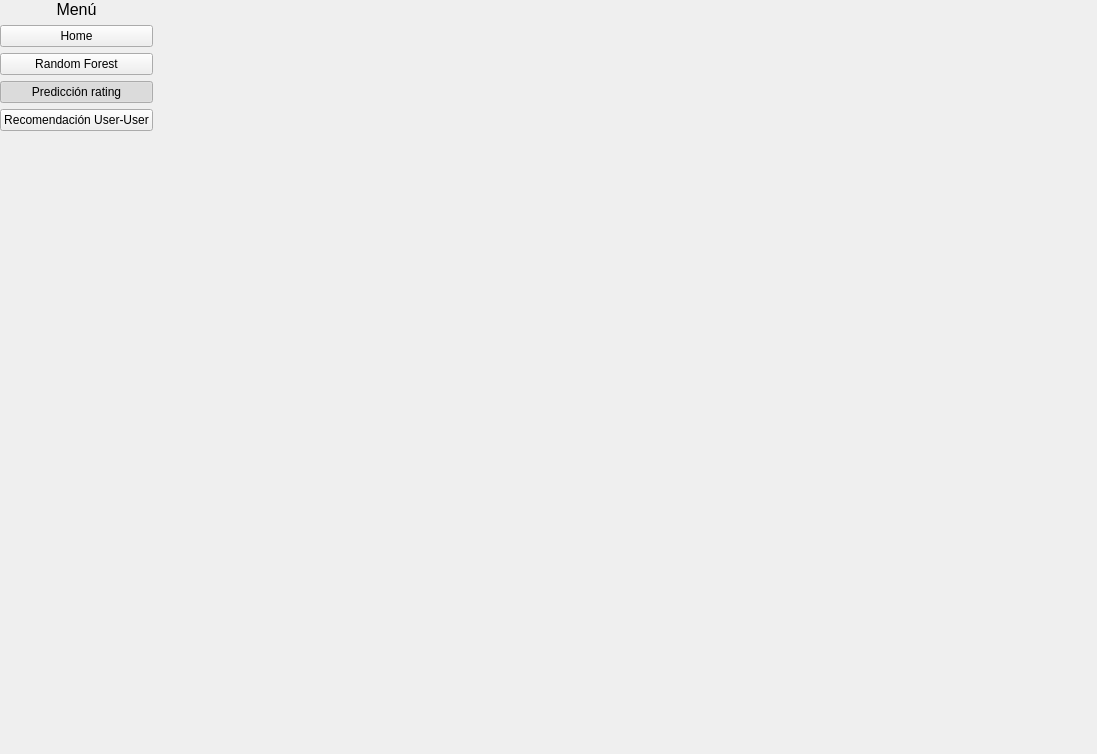
Above: home.ui from Liixxn/Fase-II before the change. Below: the same form after it.
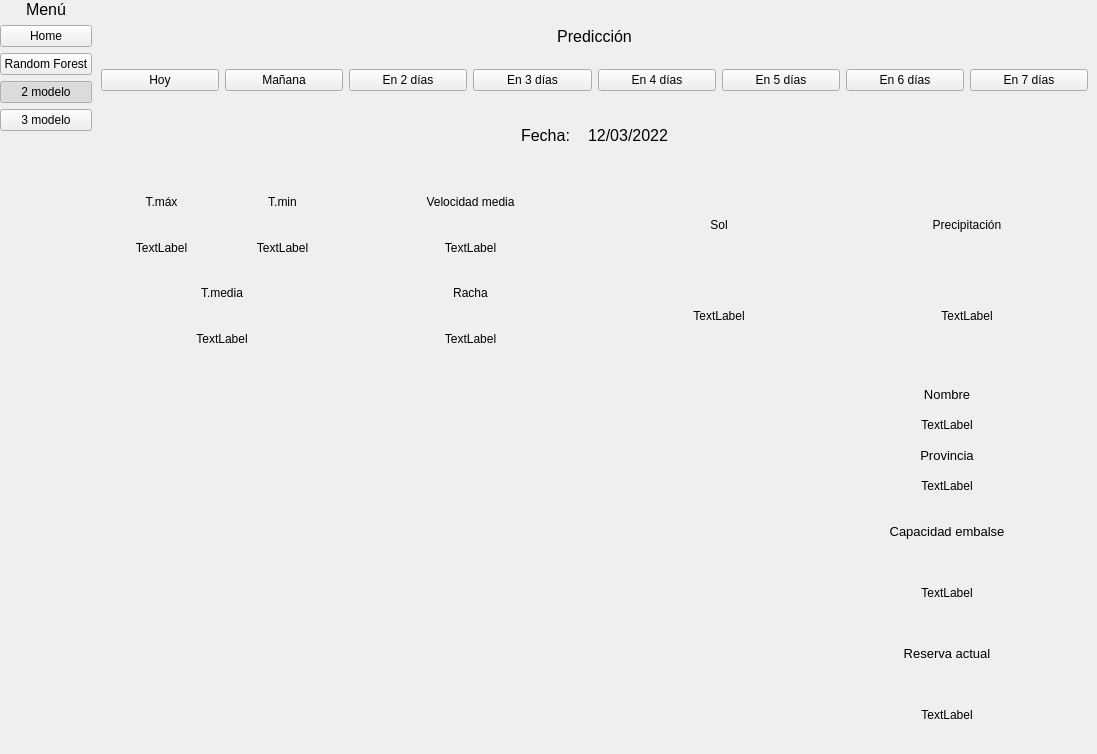
That is the form after the change. Icons and pictures are not drawn.

Commit message: Interfaz y mapa

Patch:
```diff
--- a/home.ui
+++ b/home.ui
@@ -114,7 +114,7 @@
            <item>
             <widget class="QPushButton" name="btnPrediccionRating">
              <property name="text">
-              <string>Predicción rating</string>
+              <string>2 modelo</string>
              </property>
              <property name="icon">
               <iconset>
@@ -134,7 +134,7 @@
            <item>
             <widget class="QPushButton" name="btnRecomendarUserUser">
              <property name="text">
-              <string>Recomendación User-User</string>
+              <string>3 modelo</string>
              </property>
              <property name="icon">
               <iconset>
@@ -174,13 +174,958 @@
     <item row="0" column="1">
      <widget class="QStackedWidget" name="stackedWidget">
       <property name="currentIndex">
-       <number>3</number>
+       <number>1</number>
       </property>
       <widget class="QWidget" name="pageRecomendacionUsuario">
        <layout class="QGridLayout" name="gridLayout_2"/>
       </widget>
-      <widget class="QWidget" name="pagePrediccionRating">
-       <layout class="QGridLayout" name="gridLayout_10"/>
+      <widget class="QWidget" name="pageRandomForest">
+       <property name="styleSheet">
+        <string notr="true"/>
+       </property>
+       <layout class="QGridLayout" name="gridLayout_10">
+        <property name="leftMargin">
+         <number>0</number>
+        </property>
+        <property name="topMargin">
+         <number>0</number>
+        </property>
+        <property name="rightMargin">
+         <number>0</number>
+        </property>
+        <property name="bottomMargin">
+         <number>0</number>
+        </property>
+        <property name="spacing">
+         <number>0</number>
+        </property>
+        <item row="1" column="0">
+         <widget class="QWidget" name="widget_3" native="true">
+          <property name="maximumSize">
+           <size>
+            <width>16777215</width>
+            <height>70</height>
+           </size>
+          </property>
+          <layout class="QHBoxLayout" name="horizontalLayout_7">
+           <item>
+            <layout class="QHBoxLayout" name="horizontalLayout_6">
+             <property name="spacing">
+              <number>0</number>
+             </property>
+             <item>
+              <spacer name="horizontalSpacer">
+               <property name="orientation">
+                <enum>Qt::Horizontal</enum>
+               </property>
+               <property name="sizeHint" stdset="0">
+                <size>
+                 <width>288</width>
+                 <height>20</height>
+                </size>
+               </property>
+              </spacer>
+             </item>
+             <item>
+              <widget class="QWidget" name="widget_6" native="true">
+               <layout class="QHBoxLayout" name="horizontalLayout_2">
+                <item>
+                 <widget class="QLabel" name="label_2">
+                  <property name="font">
+                   <font>
+                    <pointsize>12</pointsize>
+                   </font>
+                  </property>
+                  <property name="text">
+                   <string>Fecha:</string>
+                  </property>
+                  <property name="alignment">
+                   <set>Qt::AlignCenter</set>
+                  </property>
+                 </widget>
+                </item>
+               </layout>
+              </widget>
+             </item>
+             <item>
+              <widget class="QWidget" name="widget_7" native="true">
+               <layout class="QHBoxLayout" name="horizontalLayout_3">
+                <item>
+                 <widget class="QLabel" name="label_3">
+                  <property name="font">
+                   <font>
+                    <pointsize>12</pointsize>
+                   </font>
+                  </property>
+                  <property name="text">
+                   <string>12/03/2022</string>
+                  </property>
+                  <property name="alignment">
+                   <set>Qt::AlignCenter</set>
+                  </property>
+                 </widget>
+                </item>
+               </layout>
+              </widget>
+             </item>
+             <item>
+              <spacer name="horizontalSpacer_12">
+               <property name="orientation">
+                <enum>Qt::Horizontal</enum>
+               </property>
+               <property name="sizeHint" stdset="0">
+                <size>
+                 <width>308</width>
+                 <height>20</height>
+                </size>
+               </property>
+              </spacer>
+             </item>
+            </layout>
+           </item>
+          </layout>
+         </widget>
+        </item>
+        <item row="3" column="0">
+         <widget class="QWidget" name="divAbajo" native="true">
+          <layout class="QGridLayout" name="gridLayout_5">
+           <property name="leftMargin">
+            <number>0</number>
+           </property>
+           <property name="topMargin">
+            <number>0</number>
+           </property>
+           <property name="rightMargin">
+            <number>0</number>
+           </property>
+           <property name="bottomMargin">
+            <number>0</number>
+           </property>
+           <property name="spacing">
+            <number>0</number>
+           </property>
+           <item row="0" column="1">
+            <widget class="QWidget" name="widget_20" native="true">
+             <property name="maximumSize">
+              <size>
+               <width>300</width>
+               <height>16777215</height>
+              </size>
+             </property>
+             <layout class="QGridLayout" name="gridLayout_4">
+              <item row="0" column="0">
+               <layout class="QVBoxLayout" name="verticalLayout_17">
+                <property name="spacing">
+                 <number>0</number>
+                </property>
+                <item>
+                 <widget class="QWidget" name="widget_21" native="true">
+                  <layout class="QVBoxLayout" name="verticalLayout_16">
+                   <property name="spacing">
+                    <number>0</number>
+                   </property>
+                   <property name="leftMargin">
+                    <number>0</number>
+                   </property>
+                   <property name="topMargin">
+                    <number>0</number>
+                   </property>
+                   <property name="rightMargin">
+                    <number>0</number>
+                   </property>
+                   <property name="bottomMargin">
+                    <number>0</number>
+                   </property>
+                   <item>
+                    <widget class="QWidget" name="widget_24" native="true">
+                     <layout class="QHBoxLayout" name="horizontalLayout_9">
+                      <property name="spacing">
+                       <number>0</number>
+                      </property>
+                      <property name="leftMargin">
+                       <number>0</number>
+                      </property>
+                      <property name="topMargin">
+                       <number>0</number>
+                      </property>
+                      <property name="rightMargin">
+                       <number>0</number>
+                      </property>
+                      <property name="bottomMargin">
+                       <number>0</number>
+                      </property>
+                      <item>
+                       <layout class="QVBoxLayout" name="verticalLayout_10">
+                        <item>
+                         <widget class="QLabel" name="label_4">
+                          <property name="font">
+                           <font>
+                            <pointsize>10</pointsize>
+                           </font>
+                          </property>
+                          <property name="text">
+                           <string>Nombre</string>
+                          </property>
+                          <property name="alignment">
+                           <set>Qt::AlignCenter</set>
+                          </property>
+                         </widget>
+                        </item>
+                        <item>
+                         <widget class="QLabel" name="txtNombreProvincia">
+                          <property name="text">
+                           <string>TextLabel</string>
+                          </property>
+                          <property name="alignment">
+                           <set>Qt::AlignCenter</set>
+                          </property>
+                         </widget>
+                        </item>
+                       </layout>
+                      </item>
+                     </layout>
+                    </widget>
+                   </item>
+                   <item>
+                    <widget class="QWidget" name="widget_25" native="true">
+                     <layout class="QHBoxLayout" name="horizontalLayout_10">
+                      <property name="spacing">
+                       <number>0</number>
+                      </property>
+                      <property name="leftMargin">
+                       <number>0</number>
+                      </property>
+                      <property name="topMargin">
+                       <number>0</number>
+                      </property>
+                      <property name="rightMargin">
+                       <number>0</number>
+                      </property>
+                      <property name="bottomMargin">
+                       <number>0</number>
+                      </property>
+                      <item>
+                       <layout class="QVBoxLayout" name="verticalLayout_11">
+                        <property name="spacing">
+                         <number>0</number>
+                        </property>
+                        <item>
+                         <widget class="QLabel" name="label_6">
+                          <property name="font">
+                           <font>
+                            <pointsize>10</pointsize>
+                           </font>
+                          </property>
+                          <property name="text">
+                           <string>Provincia</string>
+                          </property>
+                          <property name="alignment">
+                           <set>Qt::AlignCenter</set>
+                          </property>
+                         </widget>
+                        </item>
+                        <item>
+                         <widget class="QLabel" name="txtProvincia">
+                          <property name="text">
+                           <string>TextLabel</string>
+                          </property>
+                          <property name="alignment">
+                           <set>Qt::AlignCenter</set>
+                          </property>
+                         </widget>
+                        </item>
+                       </layout>
+                      </item>
+                     </layout>
+                    </widget>
+                   </item>
+                  </layout>
+                 </widget>
+                </item>
+                <item>
+                 <widget class="QWidget" name="widget_22" native="true">
+                  <layout class="QHBoxLayout" name="horizontalLayout_11">
+                   <property name="spacing">
+                    <number>0</number>
+                   </property>
+                   <property name="leftMargin">
+                    <number>0</number>
+                   </property>
+                   <property name="topMargin">
+                    <number>0</number>
+                   </property>
+                   <property name="rightMargin">
+                    <number>0</number>
+                   </property>
+                   <property name="bottomMargin">
+                    <number>0</number>
+                   </property>
+                   <item>
+                    <layout class="QVBoxLayout" name="verticalLayout_12">
+                     <property name="spacing">
+                      <number>0</number>
+                     </property>
+                     <item>
+                      <widget class="QLabel" name="label_8">
+                       <property name="font">
+                        <font>
+                         <pointsize>10</pointsize>
+                        </font>
+                       </property>
+                       <property name="text">
+                        <string>Capacidad embalse</string>
+                       </property>
+                       <property name="alignment">
+                        <set>Qt::AlignCenter</set>
+                       </property>
+                      </widget>
+                     </item>
+                     <item>
+                      <widget class="QLabel" name="txtCapacidadEmbalse">
+                       <property name="text">
+                        <string>TextLabel</string>
+                       </property>
+                       <property name="alignment">
+                        <set>Qt::AlignCenter</set>
+                       </property>
+                      </widget>
+                     </item>
+                    </layout>
+                   </item>
+                  </layout>
+                 </widget>
+                </item>
+                <item>
+                 <widget class="QWidget" name="widget_23" native="true">
+                  <layout class="QHBoxLayout" name="horizontalLayout_12">
+                   <property name="spacing">
+                    <number>0</number>
+                   </property>
+                   <property name="leftMargin">
+                    <number>0</number>
+                   </property>
+                   <property name="topMargin">
+                    <number>0</number>
+                   </property>
+                   <property name="rightMargin">
+                    <number>0</number>
+                   </property>
+                   <property name="bottomMargin">
+                    <number>0</number>
+                   </property>
+                   <item>
+                    <layout class="QVBoxLayout" name="verticalLayout_13">
+                     <property name="spacing">
+                      <number>0</number>
+                     </property>
+                     <item>
+                      <widget class="QLabel" name="label_10">
+                       <property name="font">
+                        <font>
+                         <pointsize>10</pointsize>
+                        </font>
+                       </property>
+                       <property name="text">
+                        <string>Reserva actual</string>
+                       </property>
+                       <property name="alignment">
+                        <set>Qt::AlignCenter</set>
+                       </property>
+                      </widget>
+                     </item>
+                     <item>
+                      <widget class="QLabel" name="txtReservaActual">
+                       <property name="text">
+                        <string>TextLabel</string>
+                       </property>
+                       <property name="alignment">
+                        <set>Qt::AlignCenter</set>
+                       </property>
+                      </widget>
+                     </item>
+                    </layout>
+                   </item>
+                  </layout>
+                 </widget>
+                </item>
+               </layout>
+              </item>
+             </layout>
+            </widget>
+           </item>
+           <item row="0" column="0">
+            <widget class="QWidget" name="mapa" native="true"/>
+           </item>
+          </layout>
+         </widget>
+        </item>
+        <item row="0" column="0">
+         <widget class="QWidget" name="widget" native="true">
+          <property name="maximumSize">
+           <size>
+            <width>16777215</width>
+            <height>100</height>
+           </size>
+          </property>
+          <layout class="QGridLayout" name="gridLayout_3">
+           <item row="0" column="0">
+            <widget class="QWidget" name="widget_5" native="true">
+             <layout class="QHBoxLayout" name="horizontalLayout_5">
+              <item>
+               <layout class="QHBoxLayout" name="horizontalLayout_4">
+                <item>
+                 <spacer name="horizontalSpacer_3">
+                  <property name="orientation">
+                   <enum>Qt::Horizontal</enum>
+                  </property>
+                  <property name="sizeHint" stdset="0">
+                   <size>
+                    <width>378</width>
+                    <height>20</height>
+                   </size>
+                  </property>
+                 </spacer>
+                </item>
+                <item>
+                 <widget class="QLabel" name="label">
+                  <property name="font">
+                   <font>
+                    <pointsize>12</pointsize>
+                   </font>
+                  </property>
+                  <property name="autoFillBackground">
+                   <bool>false</bool>
+                  </property>
+                  <property name="text">
+                   <string>Predicción</string>
+                  </property>
+                  <property name="alignment">
+                   <set>Qt::AlignCenter</set>
+                  </property>
+                 </widget>
+                </item>
+                <item>
+                 <spacer name="horizontalSpacer_4">
+                  <property name="orientation">
+                   <enum>Qt::Horizontal</enum>
+                  </property>
+                  <property name="sizeHint" stdset="0">
+                   <size>
+                    <width>388</width>
+                    <height>20</height>
+                   </size>
+                  </property>
+                 </spacer>
+                </item>
+               </layout>
+              </item>
+             </layout>
+            </widget>
+           </item>
+           <item row="1" column="0">
+            <layout class="QHBoxLayout" name="divDias">
+             <item>
+              <widget class="QPushButton" name="btnHoy">
+               <property name="text">
+                <string>Hoy</string>
+               </property>
+              </widget>
+             </item>
+             <item>
+              <widget class="QPushButton" name="btnManiana">
+               <property name="text">
+                <string>Mañana</string>
+               </property>
+              </widget>
+             </item>
+             <item>
+              <widget class="QPushButton" name="btn2dias">
+               <property name="text">
+                <string>En 2 días</string>
+               </property>
+              </widget>
+             </item>
+             <item>
+              <widget class="QPushButton" name="btn3dias">
+               <property name="text">
+                <string>En 3 días</string>
+               </property>
+              </widget>
+             </item>
+             <item>
+              <widget class="QPushButton" name="btn4dias">
+               <property name="text">
+                <string>En 4 días</string>
+               </property>
+              </widget>
+             </item>
+             <item>
+              <widget class="QPushButton" name="btn5dias">
+               <property name="text">
+                <string>En 5 días</string>
+               </property>
+              </widget>
+             </item>
+             <item>
+              <widget class="QPushButton" name="btn6dias">
+               <property name="text">
+                <string>En 6 días</string>
+               </property>
+              </widget>
+             </item>
+             <item>
+              <widget class="QPushButton" name="btn7dias">
+               <property name="text">
+                <string>En 7 días</string>
+               </property>
+              </widget>
+             </item>
+            </layout>
+           </item>
+          </layout>
+         </widget>
+        </item>
+        <item row="2" column="0">
+         <widget class="QWidget" name="divAemet" native="true">
+          <property name="minimumSize">
+           <size>
+            <width>0</width>
+            <height>0</height>
+           </size>
+          </property>
+          <property name="maximumSize">
+           <size>
+            <width>16777215</width>
+            <height>200</height>
+           </size>
+          </property>
+          <layout class="QGridLayout" name="gridLayout_13">
+           <item row="0" column="0">
+            <layout class="QHBoxLayout" name="horizontalLayout_20">
+             <item>
+              <widget class="QWidget" name="boardTemperatura" native="true">
+               <property name="styleSheet">
+                <string notr="true"/>
+               </property>
+               <layout class="QVBoxLayout" name="verticalLayout_14">
+                <property name="spacing">
+                 <number>0</number>
+                </property>
+                <property name="leftMargin">
+                 <number>0</number>
+                </property>
+                <property name="topMargin">
+                 <number>0</number>
+                </property>
+                <property name="rightMargin">
+                 <number>0</number>
+                </property>
+                <property name="bottomMargin">
+                 <number>0</number>
+                </property>
+                <item>
+                 <layout class="QHBoxLayout" name="horizontalLayout_14">
+                  <item>
+                   <widget class="QWidget" name="widget_12" native="true">
+                    <layout class="QGridLayout" name="gridLayout_6">
+                     <property name="leftMargin">
+                      <number>0</number>
+                     </property>
+                     <property name="topMargin">
+                      <number>0</number>
+                     </property>
+                     <property name="rightMargin">
+                      <number>0</number>
+                     </property>
+                     <property name="bottomMargin">
+                      <number>0</number>
+                     </property>
+                     <property name="spacing">
+                      <number>0</number>
+                     </property>
+                     <item row="0" column="0">
+                      <layout class="QVBoxLayout" name="verticalLayout_3">
+                       <item>
+                        <widget class="QLabel" name="label_12">
+                         <property name="text">
+                          <string>T.máx</string>
+                         </property>
+                         <property name="alignment">
+                          <set>Qt::AlignCenter</set>
+                         </property>
+                        </widget>
+                       </item>
+                       <item>
+                        <widget class="QLabel" name="txtTmax">
+                         <property name="text">
+                          <string>TextLabel</string>
+                         </property>
+                         <property name="alignment">
+                          <set>Qt::AlignCenter</set>
+                         </property>
+                        </widget>
+                       </item>
+                      </layout>
+                     </item>
+                    </layout>
+                   </widget>
+                  </item>
+                  <item>
+                   <widget class="QWidget" name="widget_13" native="true">
+                    <layout class="QGridLayout" name="gridLayout_8">
+                     <property name="leftMargin">
+                      <number>0</number>
+                     </property>
+                     <property name="topMargin">
+                      <number>0</number>
+                     </property>
+                     <property name="rightMargin">
+                      <number>0</number>
+                     </property>
+                     <property name="bottomMargin">
+                      <number>0</number>
+                     </property>
+                     <property name="spacing">
+                      <number>0</number>
+                     </property>
+                     <item row="0" column="0">
+                      <layout class="QVBoxLayout" name="verticalLayout_4">
+                       <item>
+                        <widget class="QLabel" name="label_13">
+                         <property name="text">
+                          <string>T.min</string>
+                         </property>
+                         <property name="alignment">
+                          <set>Qt::AlignCenter</set>
+                         </property>
+                        </widget>
+                       </item>
+                       <item>
+                        <widget class="QLabel" name="txtTmin">
+                         <property name="text">
+                          <string>TextLabel</string>
+                         </property>
+                         <property name="alignment">
+                          <set>Qt::AlignCenter</set>
+                         </property>
+                        </widget>
+                       </item>
+                      </layout>
+                     </item>
+                    </layout>
+                   </widget>
+                  </item>
+                 </layout>
+                </item>
+                <item>
+                 <widget class="QWidget" name="widget_14" native="true">
+                  <layout class="QHBoxLayout" name="horizontalLayout_15">
+                   <property name="spacing">
+                    <number>0</number>
+                   </property>
+                   <property name="leftMargin">
+                    <number>0</number>
+                   </property>
+                   <property name="topMargin">
+                    <number>0</number>
+                   </property>
+                   <property name="rightMargin">
+                    <number>0</number>
+                   </property>
+                   <property name="bottomMargin">
+                    <number>0</number>
+                   </property>
+                   <item>
+                    <layout class="QVBoxLayout" name="verticalLayout_5">
+                     <item>
+                      <widget class="QLabel" name="label_14">
+                       <property name="text">
+                        <string>T.media</string>
+                       </property>
+                       <property name="alignment">
+                        <set>Qt::AlignCenter</set>
+                       </property>
+                      </widget>
+                     </item>
+                     <item>
+                      <widget class="QLabel" name="txtTmedia">
+                       <property name="text">
+                        <string>TextLabel</string>
+                       </property>
+                       <property name="alignment">
+                        <set>Qt::AlignCenter</set>
+                       </property>
+                      </widget>
+                     </item>
+                    </layout>
+                   </item>
+                  </layout>
+                 </widget>
+                </item>
+               </layout>
+              </widget>
+             </item>
+             <item>
+              <widget class="QWidget" name="boardViento" native="true">
+               <layout class="QVBoxLayout" name="verticalLayout_15">
+                <property name="spacing">
+                 <number>0</number>
+                </property>
+                <property name="leftMargin">
+                 <number>0</number>
+                </property>
+                <property name="topMargin">
+                 <number>0</number>
+                </property>
+                <property name="rightMargin">
+                 <number>0</number>
+                </property>
+                <property name="bottomMargin">
+                 <number>0</number>
+                </property>
+                <item>
+                 <widget class="QWidget" name="widget_15" native="true">
+                  <layout class="QHBoxLayout" name="horizontalLayout_19">
+                   <property name="spacing">
+                    <number>0</number>
+                   </property>
+                   <property name="leftMargin">
+                    <number>0</number>
+                   </property>
+                   <property name="topMargin">
+                    <number>0</number>
+                   </property>
+                   <property name="rightMargin">
+                    <number>0</number>
+                   </property>
+                   <property name="bottomMargin">
+                    <number>0</number>
+                   </property>
+                   <item>
+                    <layout class="QVBoxLayout" name="verticalLayout_6">
+                     <item>
+                      <widget class="QLabel" name="label_15">
+                       <property name="text">
+                        <string>Velocidad media</string>
+                       </property>
+                       <property name="alignment">
+                        <set>Qt::AlignCenter</set>
+                       </property>
+                      </widget>
+                     </item>
+                     <item>
+                      <widget class="QLabel" name="txtVelMedia">
+                       <property name="text">
+                        <string>TextLabel</string>
+                       </property>
+                       <property name="alignment">
+                        <set>Qt::AlignCenter</set>
+                       </property>
+                      </widget>
+                     </item>
+                    </layout>
+                   </item>
+                  </layout>
+                 </widget>
+                </item>
+                <item>
+                 <widget class="QWidget" name="widget_16" native="true">
+                  <layout class="QHBoxLayout" name="horizontalLayout_18">
+                   <property name="spacing">
+                    <number>0</number>
+                   </property>
+                   <property name="leftMargin">
+                    <number>0</number>
+                   </property>
+                   <property name="topMargin">
+                    <number>0</number>
+                   </property>
+                   <property name="rightMargin">
+                    <number>0</number>
+                   </property>
+                   <property name="bottomMargin">
+                    <number>0</number>
+                   </property>
+                   <item>
+                    <layout class="QVBoxLayout" name="verticalLayout_7">
+                     <item>
+                      <widget class="QLabel" name="label_16">
+                       <property name="text">
+                        <string>Racha</string>
+                       </property>
+                       <property name="alignment">
+                        <set>Qt::AlignCenter</set>
+                       </property>
+                      </widget>
+                     </item>
+                     <item>
+                      <widget class="QLabel" name="txtRacha">
+                       <property name="text">
+                        <string>TextLabel</string>
+                       </property>
+                       <property name="alignment">
+                        <set>Qt::AlignCenter</set>
+                       </property>
+                      </widget>
+                     </item>
+                    </layout>
+                   </item>
+                  </layout>
+                 </widget>
+                </item>
+               </layout>
+              </widget>
+             </item>
+             <item>
+              <widget class="QWidget" name="boardSol" native="true">
+               <property name="styleSheet">
+                <string notr="true"/>
+               </property>
+               <layout class="QHBoxLayout" name="horizontalLayout_17">
+                <property name="spacing">
+                 <number>0</number>
+                </property>
+                <property name="leftMargin">
+                 <number>0</number>
+                </property>
+                <property name="topMargin">
+                 <number>0</number>
+                </property>
+                <property name="rightMargin">
+                 <number>0</number>
+                </property>
+                <property name="bottomMargin">
+                 <number>0</number>
+                </property>
+                <item>
+                 <widget class="QWidget" name="widget_17" native="true">
+                  <property name="styleSheet">
+                   <string notr="true"/>
+                  </property>
+                  <layout class="QGridLayout" name="gridLayout_12">
+                   <property name="leftMargin">
+                    <number>0</number>
+                   </property>
+                   <property name="topMargin">
+                    <number>0</number>
+                   </property>
+                   <property name="rightMargin">
+                    <number>0</number>
+                   </property>
+                   <property name="bottomMargin">
+                    <number>0</number>
+                   </property>
+                   <property name="spacing">
+                    <number>0</number>
+                   </property>
+                   <item row="0" column="0">
+                    <layout class="QVBoxLayout" name="verticalLayout_8">
+                     <item>
+                      <widget class="QLabel" name="label_17">
+                       <property name="toolTip">
+                        <string/>
+                       </property>
+                       <property name="styleSheet">
+                        <string notr="true"/>
+                       </property>
+                       <property name="text">
+                        <string>Sol</string>
+                       </property>
+                       <property name="alignment">
+                        <set>Qt::AlignCenter</set>
+                       </property>
+                      </widget>
+                     </item>
+                     <item>
+                      <widget class="QLabel" name="txtSol">
+                       <property name="text">
+                        <string>TextLabel</string>
+                       </property>
+                       <property name="alignment">
+                        <set>Qt::AlignCenter</set>
+                       </property>
+                      </widget>
+                     </item>
+                    </layout>
+                   </item>
+                  </layout>
+                 </widget>
+                </item>
+               </layout>
+              </widget>
+             </item>
+             <item>
+              <widget class="QWidget" name="boardPrecipitacion" native="true">
+               <layout class="QHBoxLayout" name="horizontalLayout_16">
+                <property name="spacing">
+                 <number>0</number>
+                </property>
+                <property name="leftMargin">
+                 <number>0</number>
+                </property>
+                <property name="topMargin">
+                 <number>0</number>
+                </property>
+                <property name="rightMargin">
+                 <number>0</number>
+                </property>
+                <property name="bottomMargin">
+                 <number>0</number>
+                </property>
+                <item>
+                 <widget class="QWidget" name="widget_18" native="true">
+                  <layout class="QGridLayout" name="gridLayout_11">
+                   <property name="leftMargin">
+                    <number>0</number>
+                   </property>
+                   <property name="topMargin">
+                    <number>0</number>
+                   </property>
+                   <property name="rightMargin">
+                    <number>0</number>
+                   </property>
+                   <property name="bottomMargin">
+                    <number>0</number>
+                   </property>
+                   <property name="spacing">
+                    <number>0</number>
+                   </property>
+                   <item row="0" column="0">
+                    <layout class="QVBoxLayout" name="verticalLayout_9">
+                     <item>
+                      <widget class="QLabel" name="label_18">
+                       <property name="text">
+                        <string>Precipitación</string>
+                       </property>
+                       <property name="alignment">
+                        <set>Qt::AlignCenter</set>
+                       </property>
+                      </widget>
+                     </item>
+                     <item>
+                      <widget class="QLabel" name="txtPrecipitacion">
+                       <property name="text">
+                        <string>TextLabel</string>
+                       </property>
+                       <property name="alignment">
+                        <set>Qt::AlignCenter</set>
+                       </property>
+                      </widget>
+                     </item>
+                    </layout>
+                   </item>
+                  </layout>
+                 </widget>
+                </item>
+               </layout>
+              </widget>
+             </item>
+            </layout>
+           </item>
+          </layout>
+         </widget>
+        </item>
+       </layout>
       </widget>
       <widget class="QWidget" name="pageRecomendacionAtributo">
        <layout class="QGridLayout" name="gridLayout_7"/>
```
Left out of the diff: 12 changed lines with no effect on the pictures. The commit also changes 4 other files.
